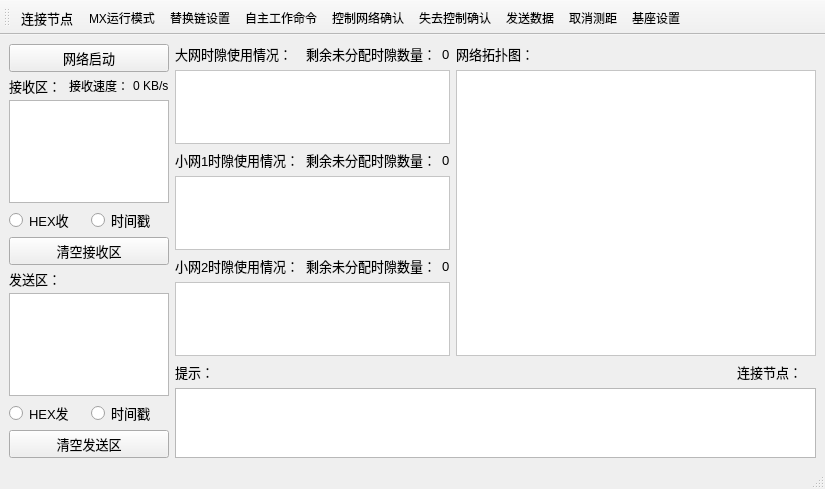
hym20020212/TRCGM_project, file XYnetwork_PC/mainwindow.ui: the form before one commit.
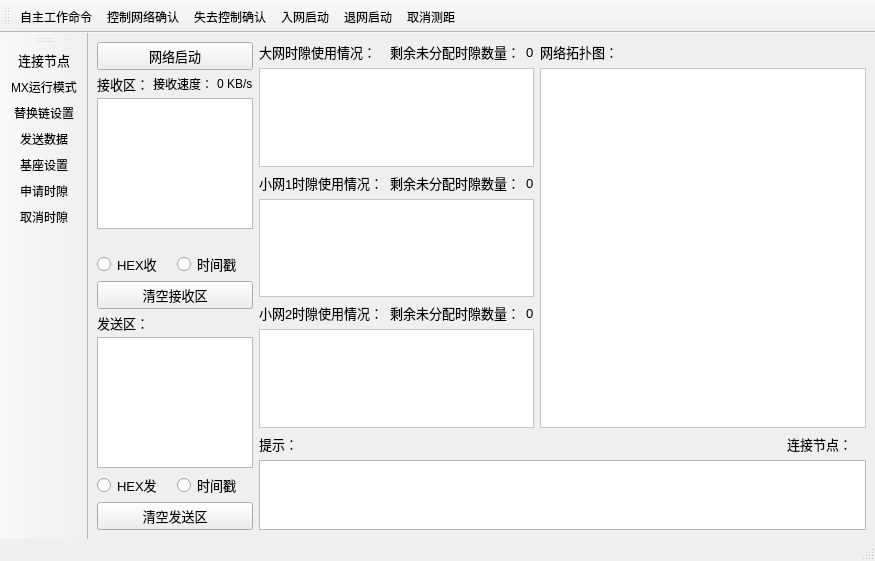
The form after the commit. Icons and pictures are not drawn.

```diff
--- a/XYnetwork_PC/mainwindow.ui
+++ b/XYnetwork_PC/mainwindow.ui
@@ -6,8 +6,8 @@
    <rect>
     <x>0</x>
     <y>0</y>
-    <width>825</width>
-    <height>489</height>
+    <width>875</width>
+    <height>561</height>
    </rect>
   </property>
   <property name="windowTitle">
@@ -71,7 +71,14 @@
            </layout>
           </item>
           <item>
-           <widget class="QPlainTextEdit" name="recvlogTextEdit"/>
+           <widget class="QTextEdit" name="recvlogTextEdit"/>
+          </item>
+          <item>
+           <widget class="QLabel" name="colorHintLabel">
+            <property name="text">
+             <string/>
+            </property>
+           </widget>
           </item>
          </layout>
         </item>
@@ -138,7 +145,7 @@
            </widget>
           </item>
           <item>
-           <widget class="QPlainTextEdit" name="sendlogTextEdit"/>
+           <widget class="QTextEdit" name="sendlogTextEdit"/>
           </item>
           <item>
            <layout class="QHBoxLayout" name="horizontalLayout_10">
@@ -687,15 +694,33 @@
    <attribute name="toolBarBreak">
     <bool>false</bool>
    </attribute>
-   <addaction name="actionConnect"/>
-   <addaction name="actionMxMode"/>
-   <addaction name="actionReplace"/>
    <addaction name="actionSelfwork"/>
    <addaction name="actionControl"/>
    <addaction name="actionLostcontrol"/>
-   <addaction name="actionSendData"/>
+   <addaction name="actionjoinstart"/>
+   <addaction name="actionquitstart"/>
    <addaction name="actionMeasure"/>
+  </widget>
+  <widget class="QToolBar" name="toolBar_2">
+   <property name="windowTitle">
+    <string>toolBar_2</string>
+   </property>
+   <property name="toolButtonStyle">
+    <enum>Qt::ToolButtonStyle::ToolButtonTextUnderIcon</enum>
+   </property>
+   <attribute name="toolBarArea">
+    <enum>LeftToolBarArea</enum>
+   </attribute>
+   <attribute name="toolBarBreak">
+    <bool>false</bool>
+   </attribute>
+   <addaction name="actionConnect"/>
+   <addaction name="actionMxMode"/>
+   <addaction name="actionReplace"/>
+   <addaction name="actionSendData"/>
    <addaction name="actionBaseset"/>
+   <addaction name="actionApplyslot"/>
+   <addaction name="actionCancelslot"/>
   </widget>
   <action name="actionConnect">
    <property name="icon">
@@ -837,6 +862,66 @@
     <enum>QAction::MenuRole::TextHeuristicRole</enum>
    </property>
   </action>
+  <action name="actionjoinstart">
+   <property name="icon">
+    <iconset resource="images.qrc">
+     <normaloff>:/new/prefix1/image/gateway.png</normaloff>:/new/prefix1/image/gateway.png</iconset>
+   </property>
+   <property name="text">
+    <string>入网启动</string>
+   </property>
+   <property name="toolTip">
+    <string>入网启动</string>
+   </property>
+   <property name="menuRole">
+    <enum>QAction::MenuRole::TextHeuristicRole</enum>
+   </property>
+  </action>
+  <action name="actionquitstart">
+   <property name="icon">
+    <iconset resource="images.qrc">
+     <normaloff>:/new/prefix1/image/gateway_gray.png</normaloff>:/new/prefix1/image/gateway_gray.png</iconset>
+   </property>
+   <property name="text">
+    <string>退网启动</string>
+   </property>
+   <property name="toolTip">
+    <string>退网启动</string>
+   </property>
+   <property name="menuRole">
+    <enum>QAction::MenuRole::TextHeuristicRole</enum>
+   </property>
+  </action>
+  <action name="actionApplyslot">
+   <property name="icon">
+    <iconset resource="images.qrc">
+     <normaloff>:/new/prefix1/image/net_on.png</normaloff>:/new/prefix1/image/net_on.png</iconset>
+   </property>
+   <property name="text">
+    <string>申请时隙</string>
+   </property>
+   <property name="toolTip">
+    <string>申请时隙</string>
+   </property>
+   <property name="menuRole">
+    <enum>QAction::MenuRole::TextHeuristicRole</enum>
+   </property>
+  </action>
+  <action name="actionCancelslot">
+   <property name="icon">
+    <iconset resource="images.qrc">
+     <normaloff>:/new/prefix1/image/net_off.png</normaloff>:/new/prefix1/image/net_off.png</iconset>
+   </property>
+   <property name="text">
+    <string>取消时隙</string>
+   </property>
+   <property name="toolTip">
+    <string>取消时隙</string>
+   </property>
+   <property name="menuRole">
+    <enum>QAction::MenuRole::TextHeuristicRole</enum>
+   </property>
+  </action>
  </widget>
  <resources>
   <include location="images.qrc"/>
```
Left out of the diff: 4 changed lines with no effect on the pictures.
